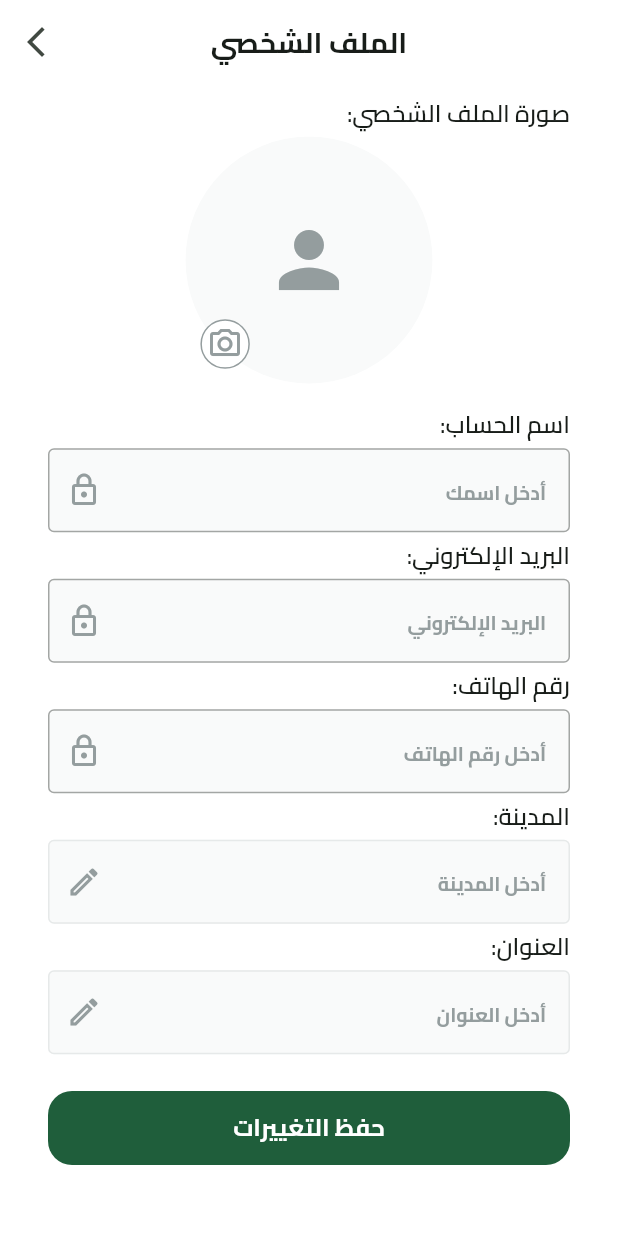
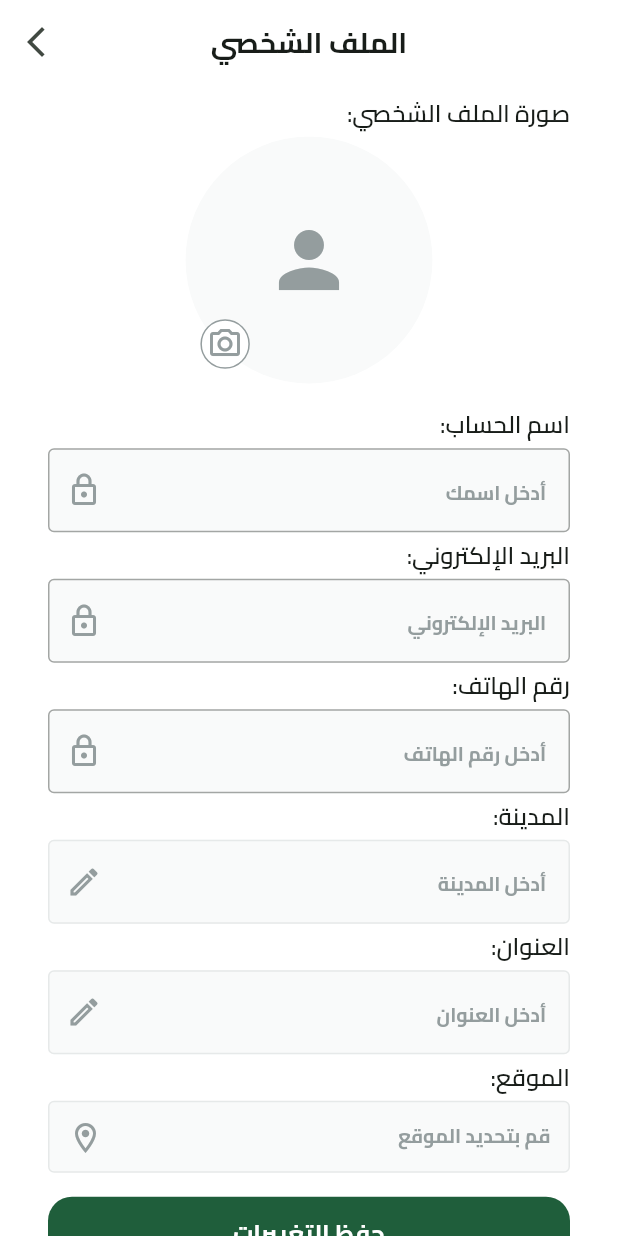
Before and after one commit to Adham-m7md/Hazaer-blady, a Flutter app: the ProfileData screen opened directly, on a phone screen of 412 x 824 dp. Run offline on Flutter 3.47's test engine with Material 3 defaults, Android fonts, the phone set to English and light mode, and no system bars; our stand-ins replace app_links, bloc, cloud_firestore, connectivity_plus, dartz, dots_indicator and 12 more; accounts and stored records are empty; project files that could hold a hidden picture were left out.

Commit message:
handel  location

```diff
--- a/lib/features/profile_data/widgets/profile_data_body.dart
+++ b/lib/features/profile_data/widgets/profile_data_body.dart
@@ -4,6 +4,7 @@ import 'package:flutter/material.dart';
 import 'package:hadaer_blady/core/services/shared_prefs_singleton.dart';
 import 'package:hadaer_blady/core/utils/app_colors.dart';
 import 'package:hadaer_blady/core/utils/app_directions.dart';
+import 'package:hadaer_blady/core/utils/app_text_styles.dart';
 import 'package:hadaer_blady/core/widgets/custom_button.dart';
 import 'package:hadaer_blady/core/widgets/custom_text_form_feild.dart';
 import 'package:hadaer_blady/core/widgets/custom_tittel.dart';
@@ -18,6 +19,7 @@ class ProfileDataBody extends StatelessWidget {
   final VoidCallback onSave;
   final File? selectedImage;
   final VoidCallback onImagePick;
+  final VoidCallback onUpdateLocation;
 
   const ProfileDataBody({
     super.key,
@@ -30,6 +32,7 @@ class ProfileDataBody extends StatelessWidget {
     required this.onSave,
     this.selectedImage,
     required this.onImagePick,
+    required this.onUpdateLocation,
   });
 
   @override
@@ -142,7 +145,52 @@ class ProfileDataBody extends StatelessWidget {
               }
             },
           ),
-          Container(height: context.screenHeight * 0.02),
+          const CustomTittel(text: 'الموقع:'),
+          InkWell(
+            onTap: onUpdateLocation,
+            child: Container(
+              height: 48,
+              width: double.infinity,
+              decoration: BoxDecoration(
+                color: AppColors.kFillGrayColor,
+                border: Border.all(width: 1, color: AppColors.klightGrayColor),
+                borderRadius: BorderRadius.circular(4),
+              ),
+              child: Padding(
+                padding: const EdgeInsets.all(12.0),
+                child: Row(
+                  children: [
+                    Text(
+                      'قم بتحديد الموقع',
+                      style: TextStyles.bold13.copyWith(
+                        color: AppColors.kGrayColor,
+                      ),
+                    ),
+                    const Spacer(),
+                    Icon(
+                      Icons.location_on_outlined,
+                      color: AppColors.kGrayColor,
+                    ),
+                  ],
+                ),
+              ),
+            ),
+          ),
+          // Display current location if available
+          if (Prefs.getUserLatitude() != null &&
+              Prefs.getUserLongitude() != null &&
+              Prefs.getUserLatitude() != 0 &&
+              Prefs.getUserLongitude() != 0)
+            Padding(
+              padding: const EdgeInsets.only(top: 8, bottom: 8),
+              child: Text(
+                'الموقع الحالي: ${Prefs.getUserLatitude()?.toStringAsFixed(4)}, ${Prefs.getUserLongitude()?.toStringAsFixed(4)}',
+                style: TextStyles.regular13.copyWith(
+                  color: AppColors.kGrayColor,
+                ),
+              ),
+            ),
+          const SizedBox(height: 8),
           CustomButton(onPressed: onSave, text: 'حفظ التغييرات'),
         ],
       ),
@@ -163,13 +211,11 @@ class ProfileDataBody extends StatelessWidget {
               shape: BoxShape.circle,
             ),
             child: GestureDetector(
-              onTap:
-                  hasImage
+              onTap: hasImage
                   ? () {
                       showDialog(
                         context: context,
-                          builder:
-                              (context) => _buildImageDialog(
+                        builder: (context) => _buildImageDialog(
                           context,
                           selectedImage,
                           imageUrl,
@@ -177,13 +223,11 @@ class ProfileDataBody extends StatelessWidget {
                       );
                     }
                   : onImagePick,
-              child:
-                  selectedImage != null
+              child: selectedImage != null
                   ? Image.file(
                       selectedImage!,
                       fit: BoxFit.cover,
-                        errorBuilder:
-                            (context, error, stackTrace) => const Center(
+                      errorBuilder: (context, error, stackTrace) => const Center(
                         child: Icon(
                           Icons.person,
                           color: AppColors.kGrayColor,
@@ -195,8 +239,8 @@ class ProfileDataBody extends StatelessWidget {
                       ? Image.network(
                           imageUrl,
                           fit: BoxFit.cover,
-                        errorBuilder:
-                            (context, error, stackTrace) => const Center(
+                          errorBuilder: (context, error, stackTrace) =>
+                              const Center(
                             child: Icon(
                               Icons.person,
                               color: AppColors.kGrayColor,
@@ -259,8 +303,7 @@ class ProfileDataBody extends StatelessWidget {
                 ? Image.file(
                     selectedImage,
                     fit: BoxFit.contain,
-                  errorBuilder:
-                      (context, error, stackTrace) => const Center(
+                    errorBuilder: (context, error, stackTrace) => const Center(
                       child: Text(
                         'فشل تحميل الصورة',
                         style: TextStyle(color: AppColors.kGrayColor),
@@ -271,8 +314,8 @@ class ProfileDataBody extends StatelessWidget {
                     ? Image.network(
                         imageUrl,
                         fit: BoxFit.contain,
-                  errorBuilder:
-                      (context, error, stackTrace) => const Center(
+                        errorBuilder: (context, error, stackTrace) =>
+                            const Center(
                           child: Text(
                             'فشل تحميل الصورة',
                             style: TextStyle(color: AppColors.kGrayColor),
--- a/lib/features/splash/splash_screen.dart
+++ b/lib/features/splash/splash_screen.dart
@@ -47,7 +47,7 @@ class _SplashScreenState extends State<SplashScreen> {
               alignment: Alignment.centerRight,
               child: SvgPicture.asset(
                 Assets.imagesLogoUpFireSplash,
-                height: 200,
+                height: 140,
               ),
             ),
             SvgPicture.asset(Assets.imagesLogo, height: 200),
@@ -55,7 +55,7 @@ class _SplashScreenState extends State<SplashScreen> {
               alignment: Alignment.centerLeft,
               child: SvgPicture.asset(
                 Assets.imagesLogoDownFireSplash,
-                height: 200,
+                height: 140,
               ),
             ),
           ],
```
Also changed, not shown: lib/core/services/location_service.dart (+128 -80 lines), lib/features/profile_data/presentation/profile_data.dart (+70 -8 lines), assets/images/logo_down_fire_splash.svg, assets/images/logo_up_fire_splash.svg. Lines whose indentation alone changed are shown as unchanged.
